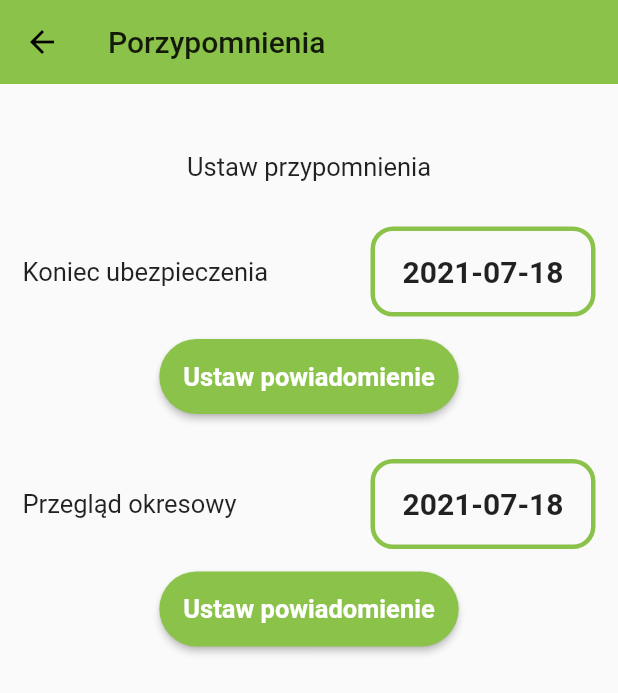
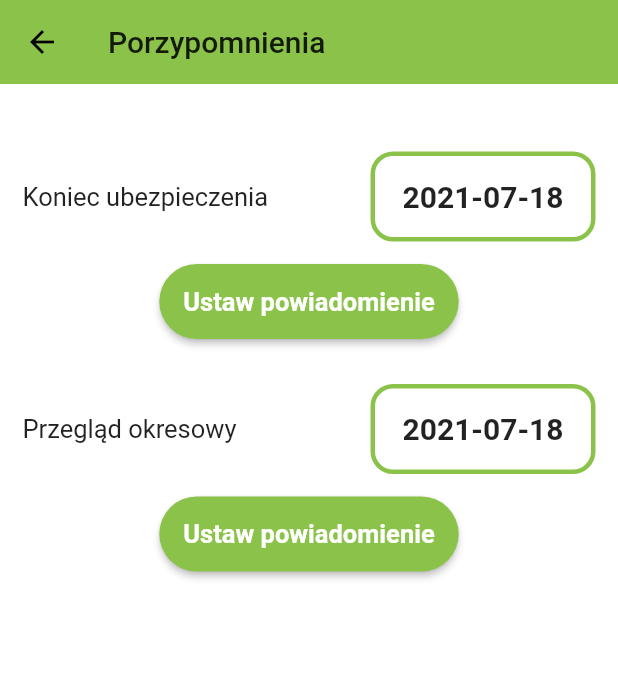
Before and after one commit to Shriz07/Fuel-tracker, a Flutter app: the CarNotifications screen opened directly, on a phone screen of 412 x 824 dp. Shown: the top 693 px of the screen. Run offline on Flutter 3.47's test engine with Material 2 defaults, Android fonts, the phone set to English and light mode, and no system bars; our stand-ins replace cloud_firestore, firebase_auth, firebase_core, flutter_local_notifications, flutter_rating_bar, geolocator and 2 more; missing offline and left inert: time_ago_provider; accounts and stored records are empty; network calls fail.

Commit message:
Styling changes

```diff
--- a/lib/Screens/Car Notifications/carNotifications.dart
+++ b/lib/Screens/Car Notifications/carNotifications.dart
@@ -28,6 +28,7 @@ class _CarNotificationsState extends State<CarNotifications> {
   @override
   Widget build(BuildContext context) {
     return Scaffold(
+        backgroundColor: Theme.of(context).backgroundColor,
         appBar: AppBar(
           title: Text('Porzypomnienia'),
         ),
@@ -38,7 +39,6 @@ class _CarNotificationsState extends State<CarNotifications> {
                 padding: const EdgeInsets.all(15.0),
                 child: Column(
                   children: <Widget>[
-                    SizedBox(height: 30),
                     Center(
                         child: Tooltip(
                       textStyle: TextStyle(fontSize: 15, color: Theme.of(context).errorColor),
@@ -48,10 +48,6 @@ class _CarNotificationsState extends State<CarNotifications> {
                           borderRadius: BorderRadius.circular(25),
                           gradient: LinearGradient(
                               begin: Alignment(0.0, 2), end: Alignment.topCenter, colors: <Color>[Theme.of(context).secondaryHeaderColor, Theme.of(context).primaryColor])),
-                      child: Text(
-                        'Ustaw przypomnienia',
-                        style: TextStyle(fontSize: 17),
-                      ),
                     )),
                     SizedBox(height: 30),
                     notificationDate(context, 'Koniec ubezpieczenia', insuranceDate, 'insurance'),
```
